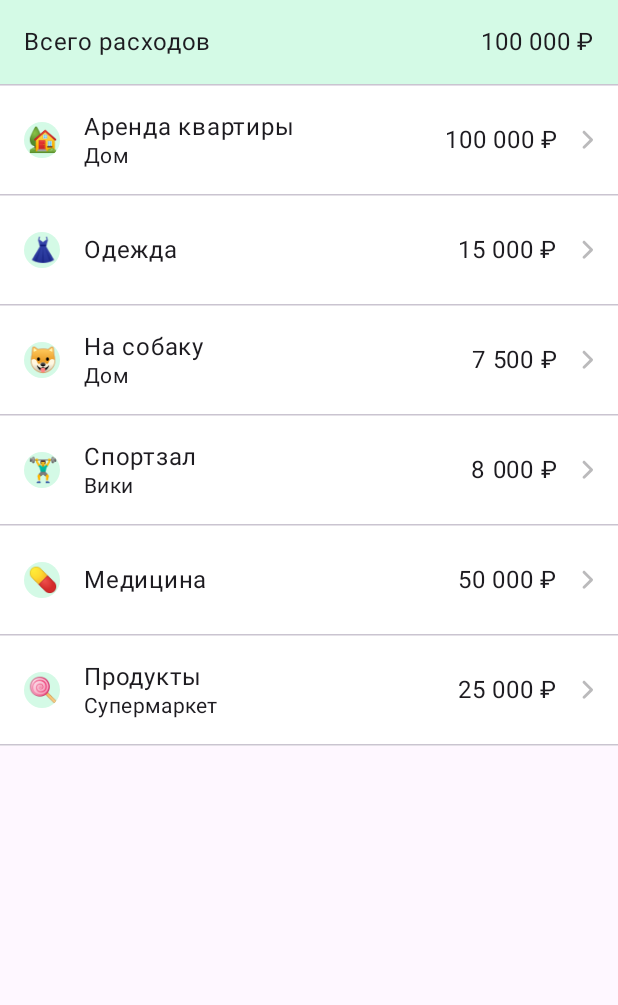
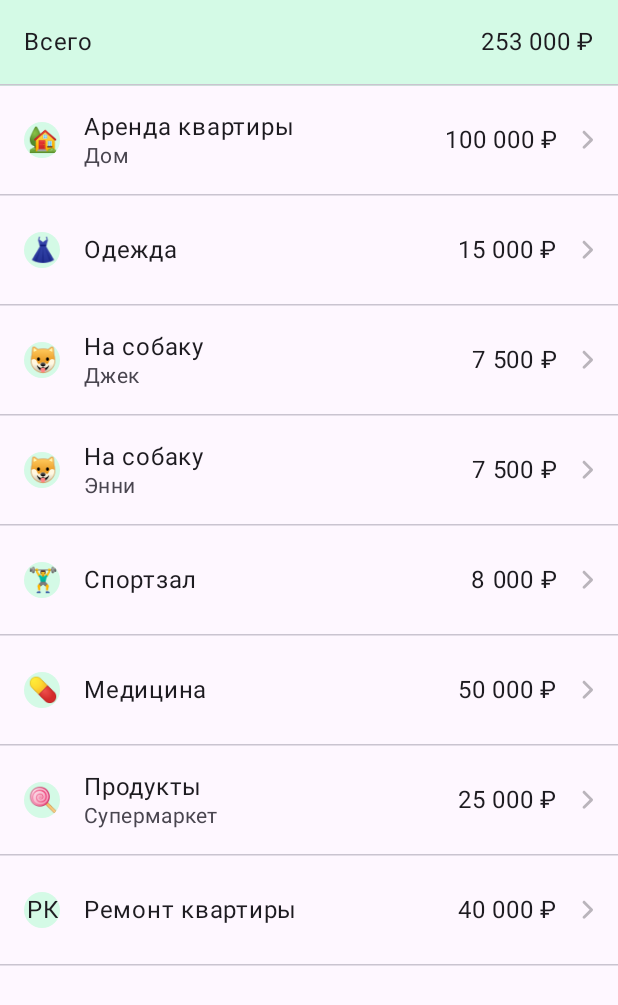
Before and after one commit to fancybear01/FinancialDetective, an Android app built with Jetpack Compose: the composable ExpensesScreen shown on its own in the app's theme, on a phone screen of 412 x 824 dp. Shown: the top 1005 px of the screen. Run offline under Robolectric (Android 15) with nearby library versions, the phone set to English and light mode, and no system bars.

Commit message:
2 commit: extra code removed, changed colors

```diff
--- a/app/src/main/java/com/coding/financialdetective/mappers/ListItemMapper.kt
+++ b/app/src/main/java/com/coding/financialdetective/mappers/ListItemMapper.kt
@@ -14,7 +14,7 @@ import com.coding.financialdetective.utils.formatNumberWithSpaces
 
 @Composable
 fun Expense.toListItemModel(
-    containerColor: Color = MaterialTheme.colorScheme.primaryContainer,
+    containerColor: Color = MaterialTheme.colorScheme.secondary,
     currencySymbol: String = "₽"
 ): ListItemModel {
     return ListItemModel(
@@ -55,7 +55,7 @@ fun Income.toListItemModel(
 
 @Composable
 fun SpendingItem.toListItemModel(
-    containerColor: Color = MaterialTheme.colorScheme.primaryContainer,
+    containerColor: Color = MaterialTheme.colorScheme.secondary,
 ): ListItemModel {
     return ListItemModel(
         lead = LeadInfo(
--- a/app/src/main/java/com/coding/financialdetective/models/ListItemModel.kt
+++ b/app/src/main/java/com/coding/financialdetective/models/ListItemModel.kt
@@ -23,6 +23,9 @@ data class ContentInfo(
 )
 
 sealed interface TrailInfo {
+    data class Value(
+        val value: String
+    ) : TrailInfo
     data class ValueAndChevron(
         val value: String,
         @DrawableRes val chevronIcon: Int = R.drawable.ic_thin_chevron
--- a/app/src/main/java/com/coding/financialdetective/ui/components/ListItem.kt
+++ b/app/src/main/java/com/coding/financialdetective/ui/components/ListItem.kt
@@ -12,13 +12,11 @@ import androidx.compose.foundation.layout.padding
 import androidx.compose.foundation.layout.size
 import androidx.compose.foundation.layout.width
 import androidx.compose.foundation.shape.CircleShape
-import androidx.compose.material.icons.Icons
-import androidx.compose.material.icons.automirrored.filled.KeyboardArrowRight
-import androidx.compose.material3.Divider
 import androidx.compose.material3.HorizontalDivider
 import androidx.compose.material3.Icon
 import androidx.compose.material3.MaterialTheme
 import androidx.compose.material3.Switch
+import androidx.compose.material3.SwitchDefaults
 import androidx.compose.material3.Text
 import androidx.compose.runtime.Composable
 import androidx.compose.ui.Alignment
@@ -26,7 +24,6 @@ import androidx.compose.ui.Modifier
 import androidx.compose.ui.draw.clip
 import androidx.compose.ui.graphics.Color
 import androidx.compose.ui.res.painterResource
-import androidx.compose.ui.text.font.FontWeight
 import androidx.compose.ui.text.style.TextAlign
 import androidx.compose.ui.unit.dp
 import androidx.compose.ui.unit.sp
@@ -34,18 +31,15 @@ import com.coding.financialdetective.models.ContentInfo
 import com.coding.financialdetective.models.LeadInfo
 import com.coding.financialdetective.models.ListItemModel
 import com.coding.financialdetective.models.TrailInfo
-import com.coding.financialdetective.ui.theme.DarkText
-import com.coding.financialdetective.ui.theme.Gray
-import com.coding.financialdetective.ui.theme.GrayBorder
-import com.coding.financialdetective.ui.theme.LightGray
+import com.coding.financialdetective.ui.theme.SwitchColor
 import com.coding.financialdetective.ui.theme.White
 
 @Composable
 fun ListItem(
     model: ListItemModel,
+    modifier: Modifier = Modifier,
     containerColor: Color = White,
     addDivider: Boolean = true,
-    modifier: Modifier = Modifier
 ) {
     Column(
         modifier = modifier
@@ -123,15 +117,14 @@ private fun Content(
             Text(
                 text = info.subtitle,
                 style = MaterialTheme.typography.bodyMedium,
-                color = MaterialTheme.colorScheme.onPrimaryContainer
+                color = MaterialTheme.colorScheme.outline
             )
         }
         else {
             Text(
                 text = info.title,
                 style = MaterialTheme.typography.bodyLarge,
-                color = MaterialTheme.colorScheme.onSurface,
-                modifier = Modifier.align(Alignment.Start)
+                color = MaterialTheme.colorScheme.onPrimaryContainer
             )
         }
     }
@@ -140,6 +133,13 @@ private fun Content(
 @Composable
 private fun TrailContent(info: TrailInfo) {
     when(info) {
+        is TrailInfo.Value -> {
+            Text(
+                text = info.value,
+                style = MaterialTheme.typography.bodyLarge,
+                color = MaterialTheme.colorScheme.onPrimaryContainer
+            )
+        }
         is TrailInfo.ValueAndChevron -> {
             Row(verticalAlignment = Alignment.CenterVertically) {
                 Text(
@@ -163,7 +163,14 @@ private fun TrailContent(info: TrailInfo) {
         is TrailInfo.Switch -> {
             Switch(
                 checked = info.isSwitched,
-                onCheckedChange = info.onSwitch
+                onCheckedChange = info.onSwitch,
+                colors = SwitchDefaults.colors(
+                    checkedThumbColor = MaterialTheme.colorScheme.primary,
+                    checkedTrackColor = MaterialTheme.colorScheme.secondary,
+
+                    uncheckedThumbColor = SwitchColor,
+                    uncheckedBorderColor = SwitchColor
+                )
             )
         }
     }
--- a/app/src/main/java/com/coding/financialdetective/ui/components/SummaryCard.kt
+++ /dev/null
@@ -1,55 +0,0 @@
-package com.coding.financialdetective.ui.components
-
-import androidx.compose.foundation.background
-import androidx.compose.foundation.layout.Arrangement
-import androidx.compose.foundation.layout.Column
-import androidx.compose.foundation.layout.Row
-import androidx.compose.foundation.layout.fillMaxWidth
-import androidx.compose.foundation.layout.height
-import androidx.compose.foundation.layout.padding
-import androidx.compose.material3.HorizontalDivider
-import androidx.compose.material3.MaterialTheme
-import androidx.compose.material3.Text
-import androidx.compose.runtime.Composable
-import androidx.compose.ui.Alignment
-import androidx.compose.ui.Modifier
-import androidx.compose.ui.unit.dp
-import com.coding.financialdetective.ui.theme.GrayBorder
-import com.coding.financialdetective.ui.theme.MintGreen
-import com.coding.financialdetective.utils.formatNumberWithSpaces
-
-@Composable
-fun SummaryCard(
-    label: String,
-    amount: Double,
-    modifier: Modifier = Modifier,
-    currencySymbol: String = "₽"
-) {
-    Column {
-
-        Row(
-            modifier = modifier
-                .fillMaxWidth()
-                .height(56.dp)
-                .background(MintGreen)
-                .padding(16.dp),
-            verticalAlignment = Alignment.CenterVertically,
-            horizontalArrangement = Arrangement.SpaceBetween
-        ) {
-            Text(
-                text = label,
-                style = MaterialTheme.typography.bodyLarge,
-                color = MaterialTheme.colorScheme.onPrimaryContainer
-            )
-            Text(
-                text = formatNumberWithSpaces(amount) + " " + currencySymbol,
-                style = MaterialTheme.typography.bodyLarge,
-                color = MaterialTheme.colorScheme.onPrimaryContainer
-            )
-        }
-        HorizontalDivider(
-            color = GrayBorder,
-            thickness = 1.dp
-        )
-    }
-}
--- a/app/src/main/java/com/coding/financialdetective/ui/screens/account_screen/AccountScreen.kt
+++ b/app/src/main/java/com/coding/financialdetective/ui/screens/account_screen/AccountScreen.kt
@@ -13,8 +13,6 @@ import com.coding.financialdetective.models.LeadInfo
 import com.coding.financialdetective.models.ListItemModel
 import com.coding.financialdetective.models.TrailInfo
 import com.coding.financialdetective.ui.components.ListItem
-import com.coding.financialdetective.ui.components.SummaryCard
-import com.coding.financialdetective.ui.screens.incomes_screen.IncomesViewModel
 import com.coding.financialdetective.ui.theme.White
 
 @Composable
@@ -50,13 +48,13 @@ fun AccountScreen(
     Column {
         ListItem(
             model = balanceItem,
-            containerColor = MaterialTheme.colorScheme.primaryContainer,
+            containerColor = MaterialTheme.colorScheme.secondary,
             modifier = Modifier
                 .defaultMinSize(minHeight = 56.dp)
         )
         ListItem(
             model = currencyItem,
-            containerColor = MaterialTheme.colorScheme.primaryContainer,
+            containerColor = MaterialTheme.colorScheme.secondary,
             addDivider = false,
             modifier = Modifier
                 .defaultMinSize(minHeight = 56.dp)
--- a/app/src/main/java/com/coding/financialdetective/ui/screens/expenses_screen/ExpensesScreen.kt
+++ b/app/src/main/java/com/coding/financialdetective/ui/screens/expenses_screen/ExpensesScreen.kt
@@ -1,46 +1,52 @@
 package com.coding.financialdetective.ui.screens.expenses_screen
 
+import androidx.compose.foundation.background
+import androidx.compose.foundation.layout.Column
 import androidx.compose.foundation.layout.defaultMinSize
 import androidx.compose.foundation.layout.fillMaxSize
 import androidx.compose.foundation.lazy.LazyColumn
 import androidx.compose.foundation.lazy.itemsIndexed
-import androidx.compose.foundation.shape.CircleShape
-import androidx.compose.material.icons.Icons
-import androidx.compose.material.icons.filled.Add
-import androidx.compose.material3.ExperimentalMaterial3Api
-import androidx.compose.material3.FloatingActionButton
-import androidx.compose.material3.FloatingActionButtonDefaults
-import androidx.compose.material3.Icon
 import androidx.compose.material3.MaterialTheme
-import androidx.compose.material3.Scaffold
 import androidx.compose.runtime.Composable
 import androidx.compose.runtime.getValue
 import androidx.compose.ui.Modifier
 import androidx.compose.ui.unit.dp
 import androidx.lifecycle.compose.collectAsStateWithLifecycle
-import com.coding.financialdetective.R
 import com.coding.financialdetective.mappers.toListItemModel
+import com.coding.financialdetective.models.ContentInfo
+import com.coding.financialdetective.models.ListItemModel
+import com.coding.financialdetective.models.TrailInfo
 import com.coding.financialdetective.ui.components.ListItem
-import com.coding.financialdetective.ui.components.SummaryCard
-import com.coding.financialdetective.ui.components.TopBar
+import com.coding.financialdetective.utils.formatNumberWithSpaces
 
-@OptIn(ExperimentalMaterial3Api::class)
 @Composable
 fun ExpensesScreen(
     viewModel: ExpensesViewModel = androidx.lifecycle.viewmodel.compose.viewModel()
 ) {
     val state by viewModel.state.collectAsStateWithLifecycle()
+    Column(
+        modifier = Modifier
+            .background(MaterialTheme.colorScheme.surface)
+    ) {
+        ListItem(
+            model = ListItemModel(
+                content = ContentInfo(
+                    title = "Всего"
+                ),
+                trail = TrailInfo.Value(
+                    value = formatNumberWithSpaces(state.totalAmount) + " ₽"
+                ),
+                onClick = { TODO() }
+            ),
+            containerColor = MaterialTheme.colorScheme.secondary,
+            modifier = Modifier
+                .defaultMinSize(minHeight = 56.dp)
+        )
 
         LazyColumn(
             modifier = Modifier
                 .fillMaxSize()
         ) {
-        item {
-            SummaryCard(
-                label = "Всего расходов",
-                amount = 100000.0
-            )
-        }
 
             itemsIndexed(
                 items = state.expenses,
@@ -50,8 +56,10 @@ fun ExpensesScreen(
                 ListItem(
                     model = model,
                     modifier = Modifier
-                    .defaultMinSize(minHeight = 72.dp)
+                        .defaultMinSize(minHeight = 72.dp),
+                    containerColor = MaterialTheme.colorScheme.surface
                 )
             }
         }
     }
+}
--- a/app/src/main/java/com/coding/financialdetective/ui/screens/expenses_screen/ExpensesViewModel.kt
+++ b/app/src/main/java/com/coding/financialdetective/ui/screens/expenses_screen/ExpensesViewModel.kt
@@ -4,7 +4,13 @@ import androidx.compose.ui.graphics.Color
 import androidx.lifecycle.ViewModel
 import androidx.lifecycle.viewModelScope
 import com.coding.financialdetective.R
+import com.coding.financialdetective.models.ContentInfo
 import com.coding.financialdetective.models.Expense
+import com.coding.financialdetective.models.LeadInfo
+import com.coding.financialdetective.models.ListItemModel
+import com.coding.financialdetective.models.TrailInfo
+import com.coding.financialdetective.ui.theme.White
+import com.coding.financialdetective.utils.formatNumberWithSpaces
 import kotlinx.coroutines.flow.MutableStateFlow
 import kotlinx.coroutines.flow.StateFlow
 import kotlinx.coroutines.flow.asStateFlow
@@ -35,10 +41,12 @@ class ExpensesViewModel : ViewModel() {
         return listOf(
             Expense("1", "Аренда квартиры", "Дом", 100000.0, "\uD83C\uDFE1"),
             Expense("2", "Одежда", null, 15000.0, "\uD83D\uDC57"),
-            Expense("3", "На собаку", "Дом", 7500.0, "\uD83D\uDC36"),
-            Expense("4", "Спортзал", "Вики", 8000.0, "\uD83C\uDFCB\uFE0F\u200D♂\uFE0F"),
-            Expense("5", "Медицина", null, 50000.0, "\uD83D\uDC8A"),
-            Expense("6", "Продукты", "Супермаркет", 25000.0, "\uD83C\uDF6D"),
+            Expense("3", "На собаку", "Джек", 7500.0, "\uD83D\uDC36"),
+            Expense("4", "На собаку", "Энни", 7500.0, "\uD83D\uDC36"),
+            Expense("5", "Спортзал", null, 8000.0, "\uD83C\uDFCB\uFE0F\u200D♂\uFE0F"),
+            Expense("6", "Медицина", null, 50000.0, "\uD83D\uDC8A"),
+            Expense("7", "Продукты", "Супермаркет", 25000.0, "\uD83C\uDF6D"),
+            Expense("8", "Ремонт квартиры", null, 40000.0, "РК"),
         )
     }
 }
--- a/app/src/main/java/com/coding/financialdetective/ui/screens/settings_screen/SettingsScreen.kt
+++ b/app/src/main/java/com/coding/financialdetective/ui/screens/settings_screen/SettingsScreen.kt
@@ -12,7 +12,6 @@ import com.coding.financialdetective.models.ContentInfo
 import com.coding.financialdetective.models.ListItemModel
 import com.coding.financialdetective.models.TrailInfo
 import com.coding.financialdetective.ui.components.ListItem
-import com.coding.financialdetective.ui.screens.incomes_screen.IncomesViewModel
 
 @Composable
 fun SettingsScreen(
```
Also changed, not shown: app/src/main/java/com/coding/financialdetective/navigation/BottomNavigationBar.kt (+13 -2 lines), app/src/main/java/com/coding/financialdetective/ui/components/TopBar.kt (+5 -5 lines), app/src/main/java/com/coding/financialdetective/ui/screens/incomes_screen/IncomesScreen.kt (+21 -18 lines), app/src/main/java/com/coding/financialdetective/ui/screens/spending_items_screen/SpendingItemsScreen.kt (+20 -1 lines), app/src/main/java/com/coding/financialdetective/ui/theme/Color.kt (+11 -3 lines), app/src/main/java/com/coding/financialdetective/ui/theme/Theme.kt (+12 -21 lines), app/src/main/java/com/coding/financialdetective/ui/theme/Type.kt (+14 -0 lines). Lines whose indentation alone changed are shown as unchanged.
